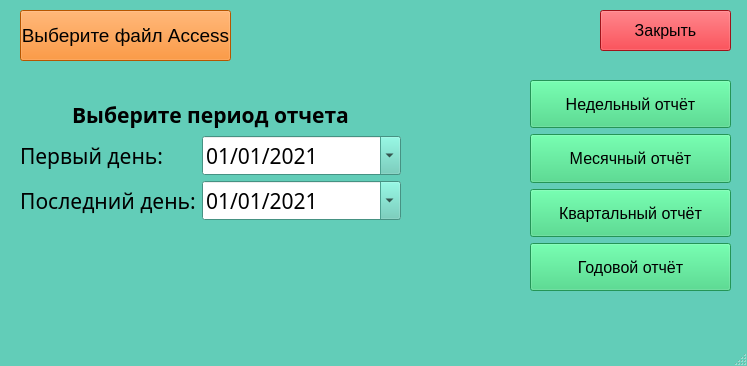
Above: gui/StatisticGUI.ui from LeTond/MSAccessReport before the change. Below: the same form after it.
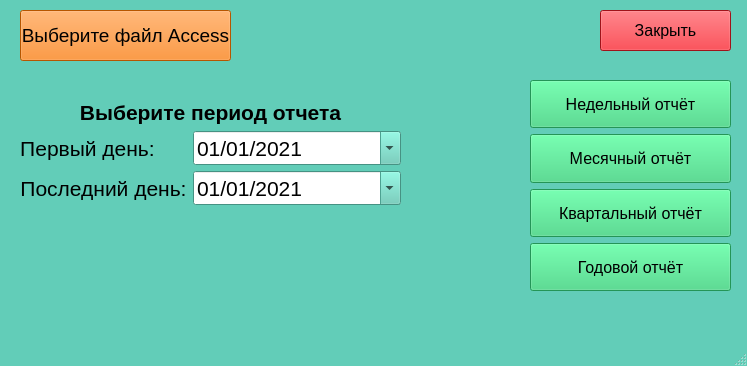
That is the form after the change.

What changed in the file:
```diff
--- a/gui/StatisticGUI.ui
+++ b/gui/StatisticGUI.ui
@@ -427,6 +427,7 @@
   </property>
   <property name="font">
    <font>
+    <family>.AppleSystemUIFont</family>
     <pointsize>14</pointsize>
    </font>
   </property>
@@ -1315,7 +1316,7 @@
       <widget class="QLabel" name="label_7">
        <property name="font">
         <font>
-         <family>Garuda</family>
+         <family>.AppleSystemUIFont</family>
          <pointsize>16</pointsize>
          <weight>75</weight>
          <italic>false</italic>
@@ -1334,7 +1335,7 @@
       <widget class="QLabel" name="label_9">
        <property name="font">
         <font>
-         <family>Garuda</family>
+         <family>.AppleSystemUIFont</family>
          <pointsize>16</pointsize>
          <italic>false</italic>
         </font>
@@ -1351,7 +1352,7 @@
       <widget class="QLabel" name="label_10">
        <property name="font">
         <font>
-         <family>Garuda</family>
+         <family>.AppleSystemUIFont</family>
          <pointsize>16</pointsize>
          <italic>false</italic>
         </font>
@@ -1368,7 +1369,7 @@
       <widget class="QDateEdit" name="dateTo">
        <property name="font">
         <font>
-         <family>Garuda</family>
+         <family>.AppleSystemUIFont</family>
          <pointsize>16</pointsize>
         </font>
        </property>
@@ -1403,7 +1404,7 @@
        </property>
        <property name="font">
         <font>
-         <family>Garuda</family>
+         <family>.AppleSystemUIFont</family>
          <pointsize>16</pointsize>
         </font>
        </property>
```
